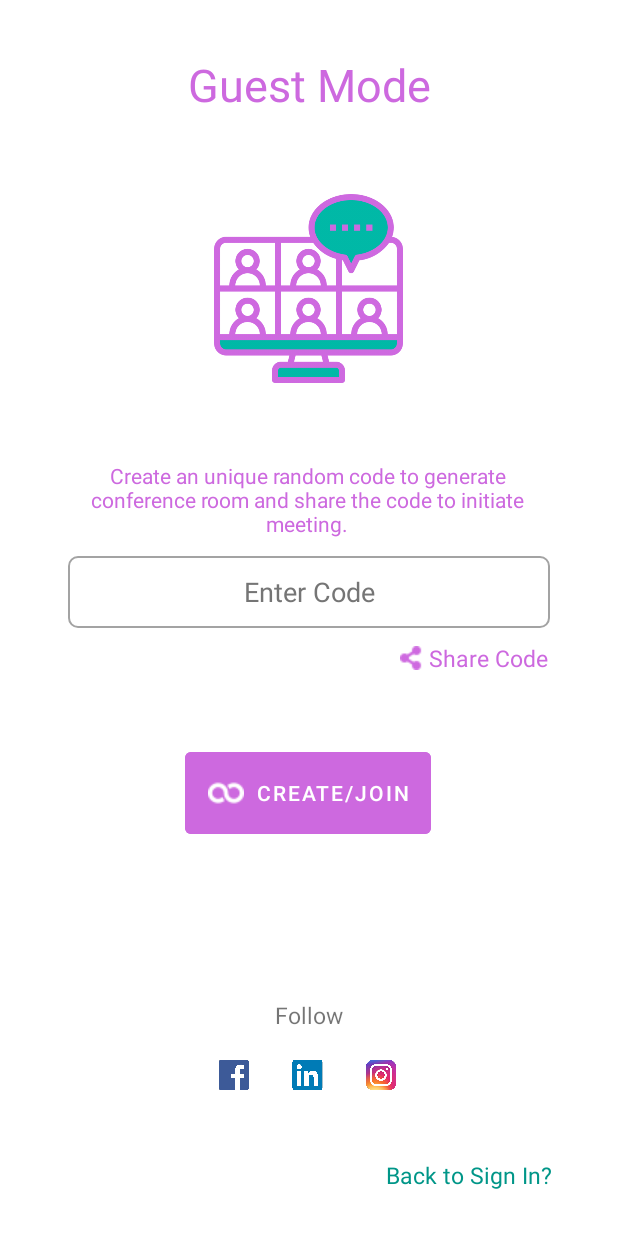
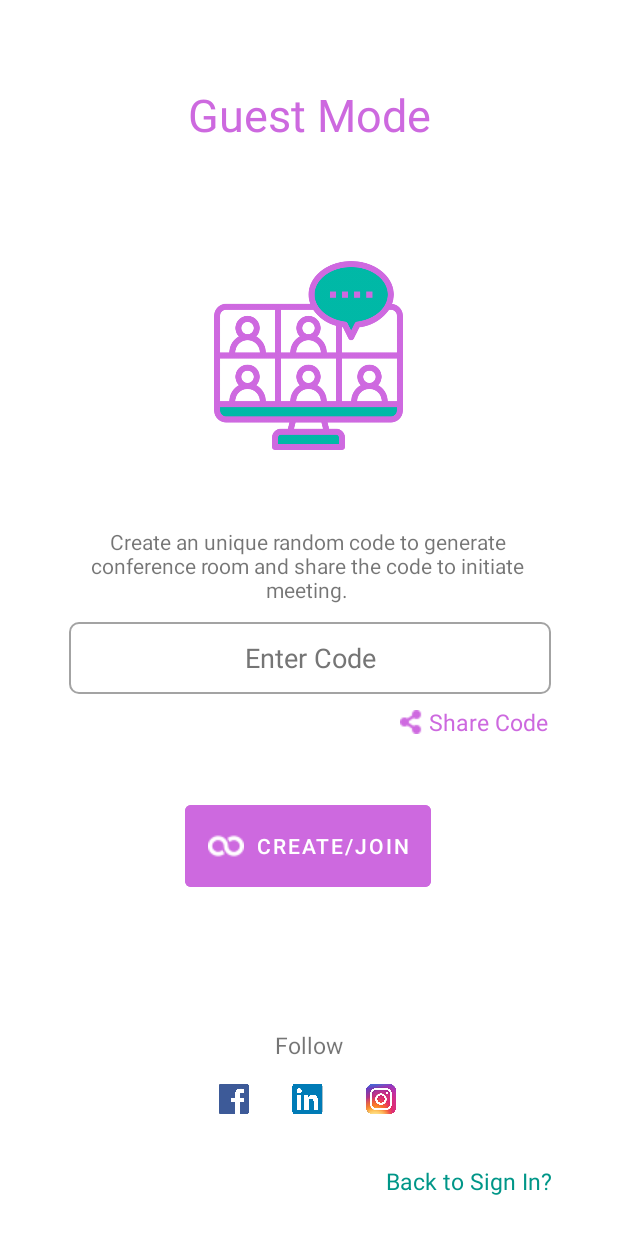
Before and after one commit to NilabhB/SkyMeet, an Android app: the GuestActivity screen opened directly, with no data from a screen before it, after a tap on an icon or button, on a phone screen of 412 x 824 dp. Run offline under Robolectric (Android 15) with nearby library versions, the phone set to English and light mode, and no system bars; libraries missing offline, so code that uses them is left out: org.jitsi.meet; Roboto replaces fonts that are not available here; 2 statements that could not run were skipped.

Commit message:
Basic Changes#2

```diff
--- a/app/src/main/java/com/skymeet/videoConference/GuestActivity.java
+++ b/app/src/main/java/com/skymeet/videoConference/GuestActivity.java
@@ -118,7 +118,8 @@ public class GuestActivity extends AppCompatActivity {
 
         facebook.setOnClickListener(new View.OnClickListener() {
             @Override
-            public void onClick(View v) {
+            public void onClick(View view) {
+                view.startAnimation(buttonClick);
 //                Profile/Page opens up on chrome, not on the app
                 String YourPageURL = "https://www.facebook.com/skymeet.conference/";
                 Intent browserIntent = new Intent(Intent.ACTION_VIEW, Uri.parse(YourPageURL));
@@ -128,7 +129,8 @@ public class GuestActivity extends AppCompatActivity {
 
         linkedin.setOnClickListener(new View.OnClickListener() {
             @Override
-            public void onClick(View v) {
+            public void onClick(View view) {
+                view.startAnimation(buttonClick);
                 String YourPageURL = "https://www.linkedin.com/company/skymeet.conference/";
                 Intent browserIntent = new Intent(Intent.ACTION_VIEW, Uri.parse(YourPageURL));
                 startActivity(browserIntent);
@@ -138,7 +140,8 @@ public class GuestActivity extends AppCompatActivity {
 
         instagram.setOnClickListener(new View.OnClickListener() {
             @Override
-            public void onClick(View v) {
+            public void onClick(View view) {
+                view.startAnimation(buttonClick);
                 String YourPageURL = "https://www.instagram.com/skymeet.conference/";
                 Intent browserIntent = new Intent(Intent.ACTION_VIEW, Uri.parse(YourPageURL));
                 startActivity(browserIntent);
--- a/app/src/main/res/layout/activity_guest.xml
+++ b/app/src/main/res/layout/activity_guest.xml
@@ -10,7 +10,7 @@
         android:id="@+id/guestModeBigView"
         android:layout_width="wrap_content"
         android:layout_height="wrap_content"
-        android:layout_marginTop="36dp"
+        android:layout_marginTop="56dp"
         android:text="Guest Mode"
         android:textColor="#CD69DF"
         android:textSize="30sp"
@@ -28,7 +28,7 @@
         app:layout_constraintHorizontal_bias="0.498"
         app:layout_constraintStart_toStartOf="parent"
         app:layout_constraintTop_toTopOf="parent"
-        app:layout_constraintVertical_bias="0.671"
+        app:layout_constraintVertical_bias="0.75"
         app:srcCompat="@drawable/video_call2" />
 
     <TextView
@@ -39,7 +39,6 @@
         android:layout_marginBottom="36dp"
         android:gravity="center"
         android:text="Create an unique random code to generate conference room and share the code to initiate meeting."
-        android:textColor="#CD69DF"
         app:layout_constraintBottom_toTopOf="@+id/codeBox"
         app:layout_constraintEnd_toEndOf="parent"
         app:layout_constraintHorizontal_bias="0.482"
@@ -62,9 +61,10 @@
         android:textColorHint="#757575"
         app:layout_constraintBottom_toBottomOf="parent"
         app:layout_constraintEnd_toEndOf="parent"
+        app:layout_constraintHorizontal_bias="0.511"
         app:layout_constraintStart_toStartOf="parent"
         app:layout_constraintTop_toTopOf="parent"
-        app:layout_constraintVertical_bias="0.477" />
+        app:layout_constraintVertical_bias="0.535" />
 
     <Button
         android:id="@+id/joinBtn"
```
Also changed, not shown: app/src/main/java/com/skymeet/videoConference/MainActivity.java (+6 -3 lines).
